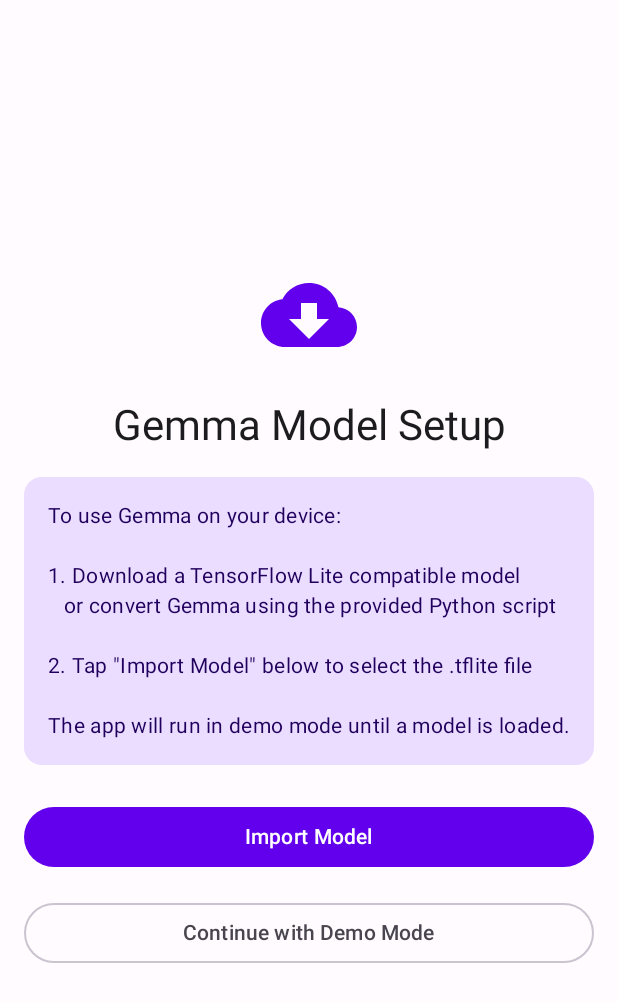
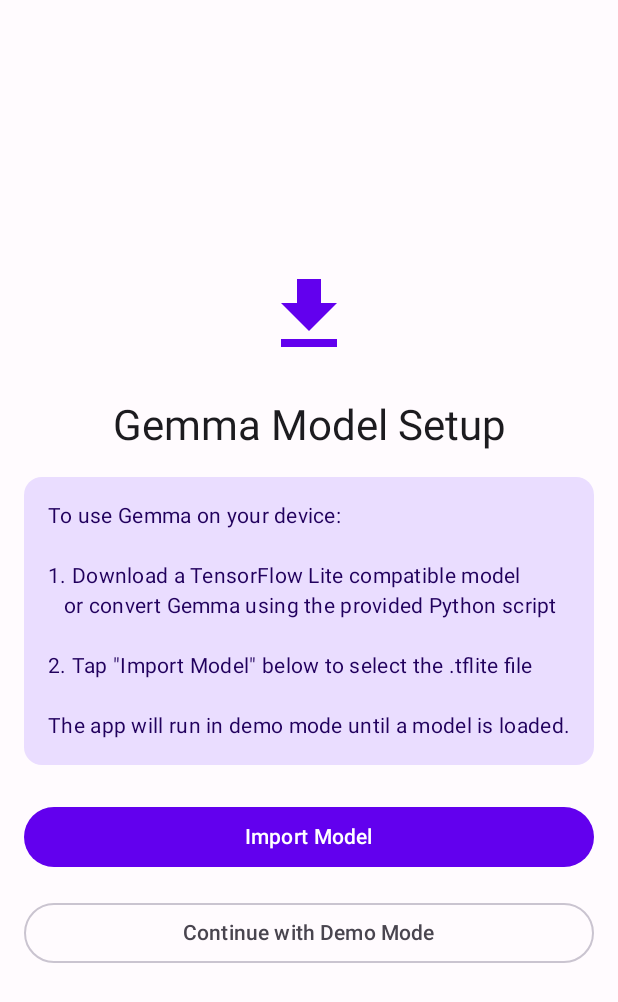
Before and after one commit to mmusil25/python-ble-audio, an Android app built with Jetpack Compose: the screen it shows after launch (MainActivity), on a phone screen of 412 x 824 dp. Shown: the top 1002 px of the screen. Run offline under Robolectric (Android 15) with nearby library versions, the phone set to English and light mode, and no system bars; libraries missing offline, so code that uses them is left out: org.tensorflow.lite.

Commit message:
Refactor icon usage in FileProcessingScreen and MainActivity to improve clarity. Replace Add icon with UploadFile and CloudDownload icon with Download for better representation of actions. Update content descriptions accordingly. Update Gradle dependencies to use a variable for Compose BOM for consistency.

```diff
--- a/android-gemma-audio-app/app/src/main/java/com/gemmaudio/processor/FileProcessingScreen.kt
+++ b/android-gemma-audio-app/app/src/main/java/com/gemmaudio/processor/FileProcessingScreen.kt
@@ -7,7 +7,7 @@ import androidx.compose.foundation.layout.*
 import androidx.compose.foundation.rememberScrollState
 import androidx.compose.foundation.verticalScroll
 import androidx.compose.material.icons.Icons
-import androidx.compose.material.icons.filled.Add
+import androidx.compose.material.icons.filled.UploadFile
 import androidx.compose.material3.*
 import androidx.compose.runtime.*
 import androidx.compose.ui.Alignment
@@ -48,8 +48,8 @@ fun FileProcessingScreen(viewModel: MainViewModel) {
                 horizontalAlignment = Alignment.CenterHorizontally
             ) {
                 Icon(
-                    imageVector = Icons.Default.Add,
-                    contentDescription = "Add File",
+                    imageVector = Icons.Default.UploadFile,
+                    contentDescription = "Upload File",
                     modifier = Modifier.size(48.dp),
                     tint = MaterialTheme.colorScheme.primary
                 )
--- a/android-gemma-audio-app/app/src/main/java/com/gemmaudio/processor/MainActivity.kt
+++ b/android-gemma-audio-app/app/src/main/java/com/gemmaudio/processor/MainActivity.kt
@@ -18,7 +18,7 @@ import androidx.lifecycle.compose.collectAsStateWithLifecycle
 import androidx.activity.compose.rememberLauncherForActivityResult
 import androidx.activity.result.contract.ActivityResultContracts
 import androidx.compose.material.icons.Icons
-import androidx.compose.material.icons.filled.CloudDownload
+import androidx.compose.material.icons.filled.Download
 import androidx.compose.ui.text.style.TextAlign
 
 class MainActivity : ComponentActivity() {
@@ -152,7 +152,7 @@ fun ModelSetupScreen(
         verticalArrangement = Arrangement.Center
     ) {
         Icon(
-            imageVector = Icons.Default.CloudDownload,
+            imageVector = Icons.Default.Download,
             contentDescription = "Download Model",
             modifier = Modifier.size(64.dp),
             tint = MaterialTheme.colorScheme.primary
```
Also changed, not shown: android-gemma-audio-app/app/build.gradle.kts (+5 -2 lines).
